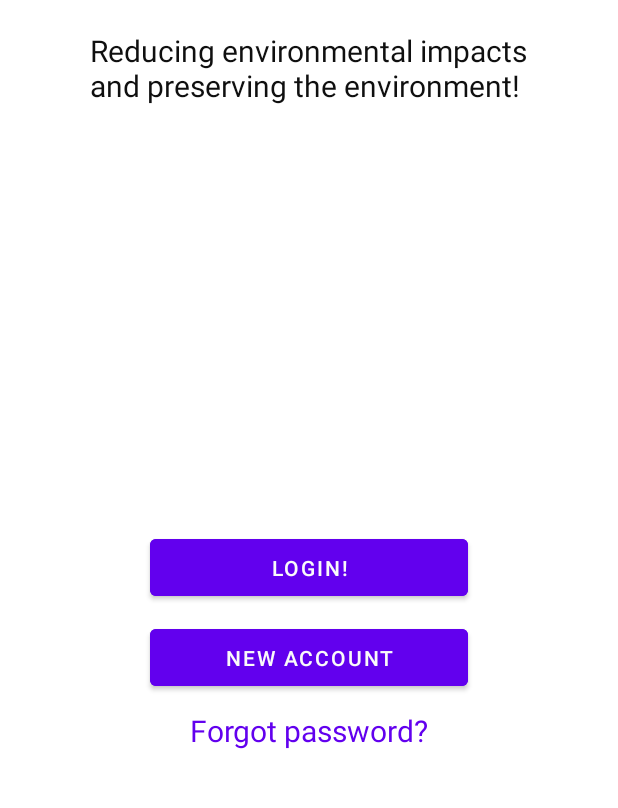
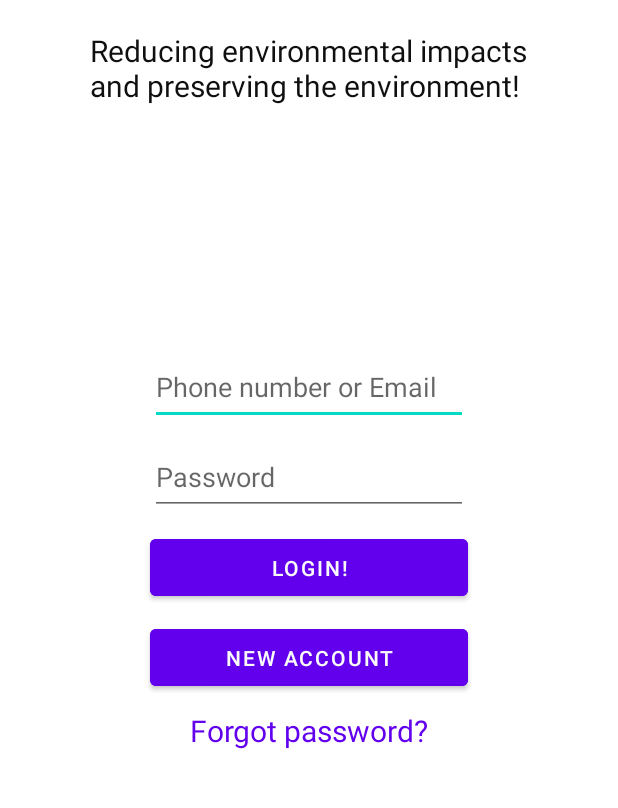
Before and after one commit to alex800125/ReciboDigitalSidi, an Android app: the screen it shows after launch (MainActivity), on a phone screen of 412 x 824 dp, the part 391-1199 px from its top. Run offline under Robolectric (Android 15) with nearby library versions, the phone set to English and light mode, and no system bars.

Commit message:
[US_7] Login Screen
Campos de 'login' e 'senha' criados + ações dos botões criadas, porém apenas um toast é exibido.

```diff
--- a/app/src/main/java/com/example/recibodigitalalexventurini/MainActivity.kt
+++ b/app/src/main/java/com/example/recibodigitalalexventurini/MainActivity.kt
@@ -2,10 +2,44 @@ package com.example.recibodigitalalexventurini
 
 import androidx.appcompat.app.AppCompatActivity
 import android.os.Bundle
+import android.widget.Button
+import android.widget.EditText
+import android.widget.TextView
+import android.widget.Toast
 
 class MainActivity : AppCompatActivity() {
     override fun onCreate(savedInstanceState: Bundle?) {
         super.onCreate(savedInstanceState)
         setContentView(R.layout.login_screen)
+
+        var userEmailOrPhoneEditText = findViewById<EditText>(R.id.user_email)
+
+        findViewById<Button>(R.id.login)
+            .setOnClickListener {
+                executeLogin()
+            }
+        findViewById<Button>(R.id.new_account)
+            .setOnClickListener {
+                executeNewAccount()
+            }
+        findViewById<TextView>(R.id.forgot_password)
+            .setOnClickListener {
+                executeForgotPassword()
+            }
+    }
+
+    private fun executeLogin() {
+        // TODO implement
+        Toast.makeText(this, "Login executado", Toast.LENGTH_SHORT).show()
+    }
+
+    private fun executeNewAccount() {
+        // TODO implement
+        Toast.makeText(this, "New Account executado", Toast.LENGTH_SHORT).show()
+    }
+
+    private fun executeForgotPassword() {
+        // TODO implement
+        Toast.makeText(this, "Forgot Password executado", Toast.LENGTH_SHORT).show()
     }
 }
--- a/app/src/main/res/layout/login_screen.xml
+++ b/app/src/main/res/layout/login_screen.xml
@@ -34,10 +34,32 @@
         app:layout_constraintRight_toRightOf="parent"
         app:layout_constraintTop_toBottomOf="@id/txt_title" />
 
+    <EditText
+        android:id="@+id/user_email"
+        style="@style/loginScreenSize"
+        android:layout_marginBottom="@dimen/login_screen_margin_bottom"
+        android:autofillHints="emailAddress"
+        android:hint="@string/login_screen_login_edittext"
+        android:inputType="textEmailAddress"
+        app:layout_constraintBottom_toTopOf="@id/user_password"
+        app:layout_constraintEnd_toEndOf="parent"
+        app:layout_constraintStart_toStartOf="parent" />
+
+    <EditText
+        android:id="@+id/user_password"
+        style="@style/loginScreenSize"
+        android:layout_marginBottom="@dimen/login_screen_margin_bottom"
+        android:autofillHints="password"
+        android:hint="@string/login_screen_password_edittext"
+        android:inputType="textPassword"
+        app:layout_constraintBottom_toTopOf="@id/login"
+        app:layout_constraintEnd_toEndOf="parent"
+        app:layout_constraintStart_toStartOf="parent" />
+
     <Button
         android:id="@+id/login"
         style="@style/loginScreenButton"
-        android:layout_marginBottom="@dimen/login_screen_button_login_margin_bottom"
+        android:layout_marginBottom="@dimen/login_screen_margin_bottom"
         android:text="@string/login_screen_login_button_text"
         app:layout_constraintBottom_toTopOf="@id/new_account"
         app:layout_constraintEnd_toEndOf="parent"
--- a/app/src/main/res/values/dimens.xml
+++ b/app/src/main/res/values/dimens.xml
@@ -10,8 +10,8 @@
     <dimen name="login_screen_text_slogan_margin_horizontal">60dp</dimen>
     <dimen name="login_screen_button_height">50dp</dimen>
     <dimen name="login_screen_button_new_account_margin">100dp</dimen>
-    <dimen name="login_screen_button_login_margin">100dp</dimen>
-    <dimen name="login_screen_button_login_margin_bottom">10dp</dimen>
+    <dimen name="login_screen_login_margin">100dp</dimen>
+    <dimen name="login_screen_margin_bottom">10dp</dimen>
     <dimen name="login_screen_button_forgot_password_margin_top">10dp</dimen>
     <dimen name="login_screen_button_forgot_password_text">20sp</dimen>
 </resources>
--- a/app/src/main/res/values/strings.xml
+++ b/app/src/main/res/values/strings.xml
@@ -6,6 +6,8 @@
     <string name="login_screen_slogan">Reducing environmental impacts and preserving the environment!</string>
     <string name="login_screen_logo_description">Sidi\'s logo</string>
     <string name="login_screen_login_button_text">Login!</string>
+    <string name="login_screen_login_edittext">Phone number or Email</string>
+    <string name="login_screen_password_edittext">Password</string>
     <string name="login_screen_new_account_button_text">New Account</string>
     <string name="login_screen_forgot_password_text">Forgot password?</string>
 </resources>
--- a/app/src/main/res/values/style.xml
+++ b/app/src/main/res/values/style.xml
@@ -15,11 +15,14 @@
         <item name="android:layout_marginEnd">@dimen/login_screen_text_slogan_margin_horizontal</item>
     </style>
 
-    <style name="loginScreenButton" parent="ThemeOverlay.AppCompat">
-        <item name="android:layout_marginStart">@dimen/login_screen_button_login_margin</item>
-        <item name="android:layout_marginEnd">@dimen/login_screen_button_login_margin</item>
+    <style name="loginScreenSize" parent="ThemeOverlay.AppCompat">
+        <item name="android:layout_marginStart">@dimen/login_screen_login_margin</item>
+        <item name="android:layout_marginEnd">@dimen/login_screen_login_margin</item>
         <item name="android:layout_height">@dimen/login_screen_button_height</item>
         <item name="android:layout_width">match_parent</item>
+    </style>
+
+    <style name="loginScreenButton" parent="loginScreenSize">
         <item name="android:textColor">@color/login_screen_button_text</item>
         <item name="android:backgroundTint">@color/login_screen_button_background_tint</item>
     </style>
```
Also changed, not shown: 1 other file.
